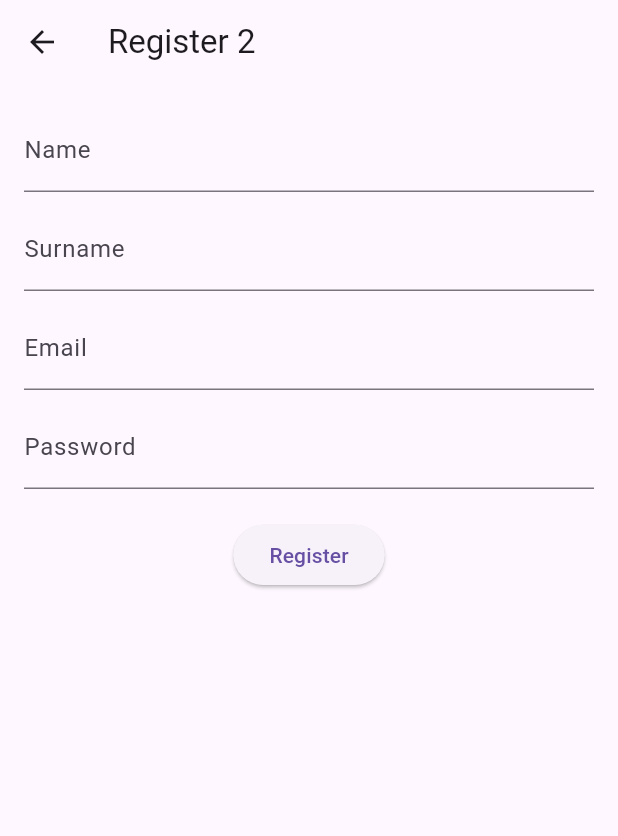
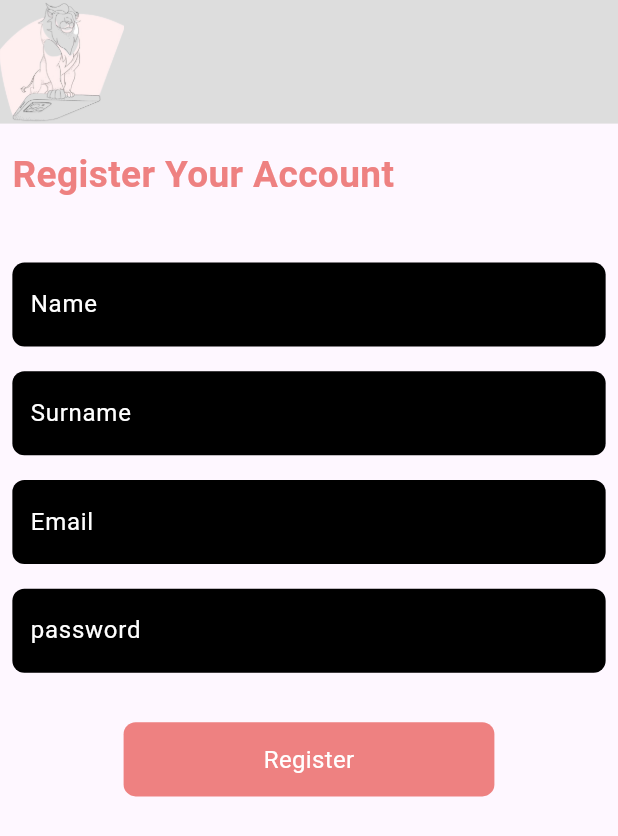
Before and after one commit to Xolani2015/cubezoo_todo_flutter, a Flutter app: the RegistrationPage screen opened by its route, on a phone screen of 412 x 824 dp. Shown: the top 836 px of the screen. Run offline on Flutter 3.47's test engine with Material 3 defaults, Android fonts, the phone set to English and light mode, and no system bars; our stand-ins replace bloc, cloud_firestore, email_validator, equatable, firebase_auth, firebase_core and 2 more; accounts and stored records are empty.

Commit message:
feat: adjust controllers

```diff
--- a/cubezoo_mobile_app/lib/pages/login_page.dart
+++ b/cubezoo_mobile_app/lib/pages/login_page.dart
@@ -56,7 +56,7 @@ class _LoginPageState extends State<LoginPage> {
                       color: const Color.fromARGB(255, 233, 233, 233),
                       child: Column(
                         children: [
-                          Container(
+                          SizedBox(
                             height: mediaSize * 0.1,
                             child: Row(
                               mainAxisAlignment: MainAxisAlignment.end,
--- a/cubezoo_mobile_app/lib/pages/registration_page.dart
+++ b/cubezoo_mobile_app/lib/pages/registration_page.dart
@@ -30,10 +30,8 @@ class RegistrationPage extends StatelessWidget {
 
   @override
   Widget build(BuildContext context) {
+    final double mediaSize = MediaQuery.of(context).size.height;
     return Scaffold(
-      appBar: AppBar(
-        title: Text('Register 2'),
-      ),
       body: BlocConsumer<RegistrationBloc, RegistrationState>(
         listener: (context, state) {
           if (state is RegistrationSuccess) {
@@ -49,39 +47,148 @@ class RegistrationPage extends StatelessWidget {
           }
         },
         builder: (context, state) {
-          return Padding(
-            padding: EdgeInsets.all(16.0),
-            child: Column(
-              children: <Widget>[
-                TextField(
-                  controller: _nameController,
-                  decoration: InputDecoration(labelText: 'Name'),
+          return Column(
+            children: <Widget>[
+              Container(
+                height: mediaSize * 0.1,
+                color: const Color.fromARGB(255, 221, 221, 221),
+                child: Row(
+                  children: [
+                    Expanded(
+                      flex: 4,
+                      child: Row(
+                        children: [
+                          Container(
+                            height: mediaSize * 0.1,
+                            width: mediaSize * 0.1,
+                            child: Image.asset(
+                              'assets/images/lion.png', // Path to your image
+                              fit: BoxFit.cover, // Adjust as needed
+                            ),
+                          ),
+                        ],
+                      ),
+                    ),
+                  ],
                 ),
-                SizedBox(height: 10),
-                TextField(
-                  controller: _surnameController,
-                  decoration: InputDecoration(labelText: 'Surname'),
+              ),
+              SizedBox(
+                height: mediaSize * 0.01,
+              ),
+              Container(
+                padding: EdgeInsets.all(mediaSize * 0.01),
+                child: Column(
+                  children: [
+                    Row(
+                      children: [
+                        Text(
+                          'Register Your Account',
+                          style: TextStyle(
+                              fontWeight: FontWeight.bold,
+                              fontSize: mediaSize * 0.03,
+                              color: const Color.fromARGB(255, 238, 129, 129)),
+                        ),
+                      ],
+                    ),
+                    SizedBox(height: mediaSize * 0.05),
+                    Container(
+                      decoration: BoxDecoration(
+                        color: Colors.black,
+                        borderRadius: BorderRadius.circular(8.0),
+                      ),
+                      padding: const EdgeInsets.symmetric(horizontal: 12.0),
+                      child: TextField(
+                        controller: _nameController,
+                        style: const TextStyle(color: Colors.white),
+                        decoration: const InputDecoration(
+                          labelText: 'Name',
+                          labelStyle: TextStyle(color: Colors.white),
+                          border: InputBorder.none,
+                        ),
+                      ),
+                    ),
+                    SizedBox(height: mediaSize * 0.02),
+                    Container(
+                      decoration: BoxDecoration(
+                        color: Colors.black,
+                        borderRadius: BorderRadius.circular(8.0),
+                      ),
+                      padding: const EdgeInsets.symmetric(horizontal: 12.0),
+                      child: TextField(
+                        controller: _surnameController,
+                        style: const TextStyle(color: Colors.white),
+                        decoration: const InputDecoration(
+                          labelText: 'Surname',
+                          labelStyle: TextStyle(color: Colors.white),
+                          border: InputBorder.none,
+                        ),
+                      ),
+                    ),
+                    SizedBox(height: mediaSize * 0.02),
+                    Container(
+                      decoration: BoxDecoration(
+                        color: Colors.black,
+                        borderRadius: BorderRadius.circular(8.0),
+                      ),
+                      padding: const EdgeInsets.symmetric(horizontal: 12.0),
+                      child: TextField(
+                        controller: _emailController,
+                        style: const TextStyle(color: Colors.white),
+                        decoration: const InputDecoration(
+                          labelText: 'Email',
+                          labelStyle: TextStyle(color: Colors.white),
+                          border: InputBorder.none,
+                        ),
+                      ),
+                    ),
+                    SizedBox(height: mediaSize * 0.02),
+                    Container(
+                      decoration: BoxDecoration(
+                        color: Colors.black,
+                        borderRadius: BorderRadius.circular(8.0),
+                      ),
+                      padding: const EdgeInsets.symmetric(horizontal: 12.0),
+                      child: TextField(
+                        obscureText: true,
+                        controller: _passwordController,
+                        style: const TextStyle(color: Colors.white),
+                        decoration: const InputDecoration(
+                          labelText: 'password',
+                          labelStyle: TextStyle(color: Colors.white),
+                          border: InputBorder.none,
+                        ),
+                      ),
+                    ),
+                    SizedBox(height: mediaSize * 0.04),
+                    state is RegistrationLoading
+                        ? CircularProgressIndicator()
+                        : Container(
+                            width: mediaSize * 0.3,
+                            height: mediaSize * 0.06,
+                            decoration: BoxDecoration(
+                              color: const Color.fromARGB(255, 238, 129, 129),
+                              borderRadius:
+                                  BorderRadius.circular(8), // Rounded corners
+                            ),
+                            child: InkWell(
+                              onTap: () {
+                                _register(context);
+                              }, // Action to be executed on tap
+                              child: const Center(
+                                child: Text(
+                                  'Register',
+                                  style: TextStyle(
+                                    color: Colors.white, // Text color
+                                    fontSize: 16, // Text size
+                                  ),
+                                ),
+                              ),
+                            ),
+                          ),
+                  ],
                 ),
-                SizedBox(height: 10),
-                TextField(
-                  controller: _emailController,
-                  decoration: InputDecoration(labelText: 'Email'),
-                ),
-                SizedBox(height: 10),
-                TextField(
-                  controller: _passwordController,
-                  decoration: InputDecoration(labelText: 'Password'),
-                  obscureText: true,
-                ),
-                SizedBox(height: 20),
-                state is RegistrationLoading
-                    ? CircularProgressIndicator()
-                    : ElevatedButton(
-                        onPressed: () => _register(context),
-                        child: Text('Register'),
-                      ),
-              ],
-            ),
+              ),
+            ],
           );
         },
       ),
```
